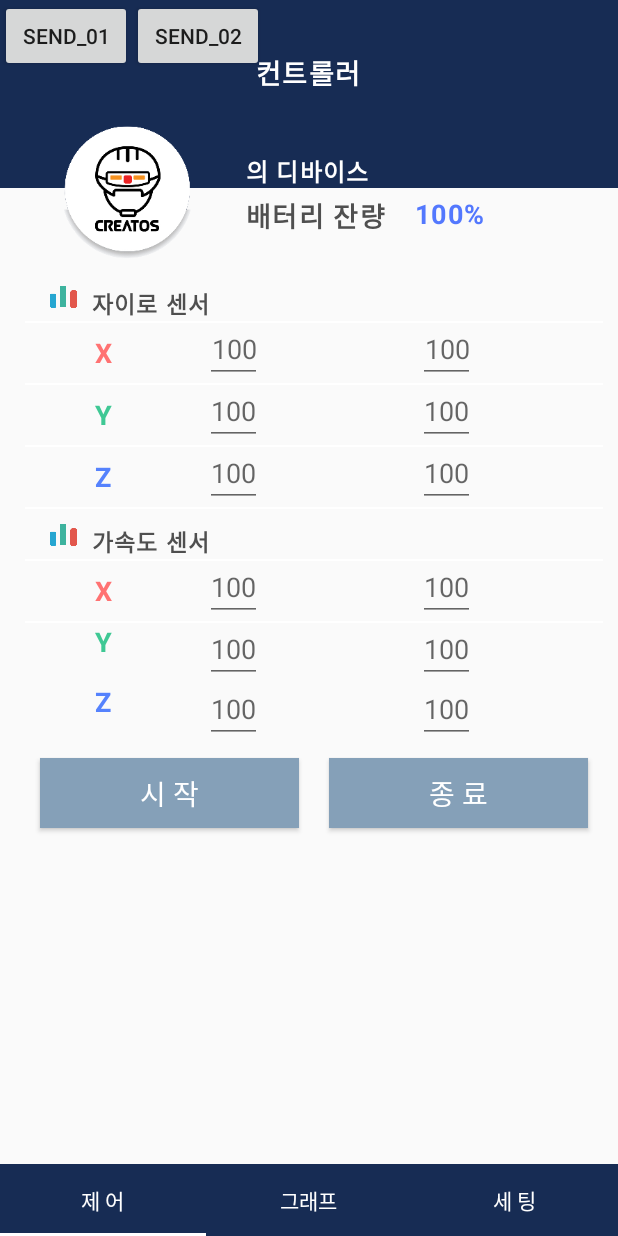
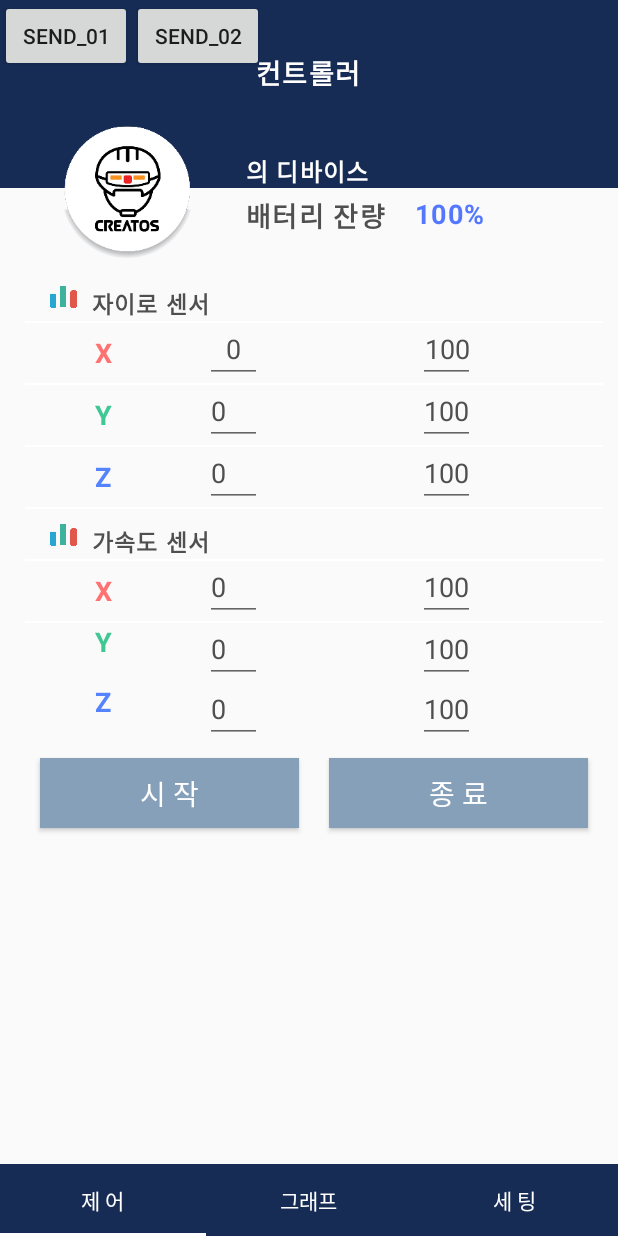
Before and after one commit to kminseop90/HelmetBluetooth, an Android app: the ControllerFragment screen opened directly, with no data from a screen before it, after a tap on "시 작", on a phone screen of 412 x 824 dp. Run offline under Robolectric (Android 15) with nearby library versions, the light colour scheme and no system bars; our stand-ins replace ButterKnife; 9 statements that could not run were skipped.

Commit message:
데이터 필터기능 추가

```diff
--- a/app/src/main/java/com/sample/helmetble/service/BluetoothLeService.java
+++ b/app/src/main/java/com/sample/helmetble/service/BluetoothLeService.java
@@ -15,6 +15,8 @@ import android.content.Intent;
 import android.os.Binder;
 import android.os.IBinder;
 import android.util.Log;
+
+import com.sample.helmetble.model.vo.VODataFilter;
 
 import java.io.File;
 import java.io.FileNotFoundException;
@@ -56,6 +58,7 @@ public class BluetoothLeService extends Service {
             UUID.fromString(SampleGattAttributes.HEART_RATE_MEASUREMENT);
 
     private FileOutputStream fos;
+    private VODataFilter filterData;
 
     public void startFileSave() {
         String dirPath = "sdcard";
@@ -69,6 +72,10 @@ public class BluetoothLeService extends Service {
         } catch (FileNotFoundException e) {
             e.printStackTrace();
         }
+   }
+
+   public void setFilterData(VODataFilter filterData) {
+       this.filterData = filterData;
    }
 
    public void finishFileSave() {
@@ -163,8 +170,10 @@ public class BluetoothLeService extends Service {
                 final StringBuilder stringBuilder = new StringBuilder(data.length);
                 for (byte byteChar : data)
                     stringBuilder.append(String.format("%02X ", byteChar));
-                intent.putExtra(EXTRA_DATA, new String(data) + "\n" + stringBuilder.toString());
-                gattDataSave(stringBuilder.toString());
+                if(!filterData.isFilter(stringBuilder.toString())) {
+                    intent.putExtra(EXTRA_DATA, new String(data) + "\n" + stringBuilder.toString());
+                    gattDataSave(stringBuilder.toString());
+                }
             }
         }
         sendBroadcast(intent);
--- a/app/src/main/java/com/sample/helmetble/view/activity/MainActivity.java
+++ b/app/src/main/java/com/sample/helmetble/view/activity/MainActivity.java
@@ -18,6 +18,7 @@ import android.widget.Toast;
 import com.sample.helmetble.R;
 import com.sample.helmetble.base.BaseActivity;
 import com.sample.helmetble.base.BaseFragment;
+import com.sample.helmetble.model.vo.VODataFilter;
 import com.sample.helmetble.service.BluetoothLeService;
 import com.sample.helmetble.service.SampleGattAttributes;
 import com.sample.helmetble.view.dialog.ConnectOKDialog;
@@ -49,6 +50,11 @@ public class MainActivity extends BaseActivity {
     private StringBuffer gattDataBuffer = new StringBuffer();
     private FragmentDataPath fragmentDataPath;
     private FragmentManager fm = getSupportFragmentManager();
+
+    ControllerFragment controllerFragment = new ControllerFragment();
+    GraphFragment graphFragment = new GraphFragment();
+    SettingFragment settingFragment = new SettingFragment();
+
 
     public interface FragmentDataPath {
         void onGattDataUpdate(String gattData);
@@ -93,14 +99,14 @@ public class MainActivity extends BaseActivity {
             BaseFragment currentFragment;
             switch (position) {
                 case 0:
-                    currentFragment = new ControllerFragment();
+                    currentFragment = controllerFragment;
                     break;
                 case 1:
-                    currentFragment = new GraphFragment();
+                    currentFragment = graphFragment;
                     break;
                 case 2:
                 default:
-                    currentFragment = new SettingFragment();
+                    currentFragment = settingFragment;
                     break;
             }
             Bundle b = new Bundle();
@@ -214,8 +220,9 @@ public class MainActivity extends BaseActivity {
         }
     };
 
-    public void send() {
+    public void send(VODataFilter filterData) {
         mBluetoothLeService.startFileSave();
+        mBluetoothLeService.setFilterData(filterData);
         if (mGattCharacteristics != null) {
             final BluetoothGattCharacteristic characteristic =
                     mGattCharacteristics.get(3).get(1);
--- a/app/src/main/java/com/sample/helmetble/view/fragment/ControllerFragment.java
+++ b/app/src/main/java/com/sample/helmetble/view/fragment/ControllerFragment.java
@@ -7,10 +7,12 @@ import android.text.TextUtils;
 import android.view.LayoutInflater;
 import android.view.View;
 import android.view.ViewGroup;
+import android.widget.EditText;
 import android.widget.TextView;
 
 import com.sample.helmetble.R;
 import com.sample.helmetble.base.BaseFragment;
+import com.sample.helmetble.model.vo.VODataFilter;
 import com.sample.helmetble.view.activity.MainActivity;
 
 import butterknife.BindView;
@@ -23,6 +25,33 @@ public class ControllerFragment extends BaseFragment implements MainActivity.Fra
     TextView textUserID;
     @BindView(R.id.text_battery_remain)
     TextView batteryView;
+    @BindView(R.id.input_gyroX_x)
+    EditText minGyroX;
+    @BindView(R.id.input_gyroX_y)
+    EditText maxGyroX;
+    @BindView(R.id.input_gyroY_x)
+    EditText minGyroY;
+    @BindView(R.id.input_gyroY_y)
+    EditText maxGyroY;
+    @BindView(R.id.input_gyroZ_x)
+    EditText minGyroZ;
+    @BindView(R.id.input_gyroZ_y)
+    EditText maxGyroZ;
+    @BindView(R.id.input_accelX_x)
+    EditText minAccelX;
+    @BindView(R.id.input_accelX_y)
+    EditText maxAccelX;
+    @BindView(R.id.input_accelY_x)
+    EditText minAccelY;
+    @BindView(R.id.input_accelY_y)
+    EditText maxAccelY;
+    @BindView(R.id.input_accelZ_x)
+    EditText minAccelZ;
+    @BindView(R.id.input_accelZ_y)
+    EditText maxAccelZ;
+
+
+    VODataFilter filterData = null;
 
     @Nullable
     @Override
@@ -45,8 +74,23 @@ public class ControllerFragment extends BaseFragment implements MainActivity.Fra
     @OnClick(R.id.btn_start)
     public void onStartClick(View v) {
         if(!((MainActivity)getContext()).isDataConnection()) {
+            int accelerationMaxX = Integer.parseInt(maxAccelX.getText().toString());
+            int accelerationMinX = Integer.parseInt(minAccelX.getText().toString());
+            int accelerationMaxY = Integer.parseInt(maxAccelY.getText().toString());
+            int accelerationMinY = Integer.parseInt(minAccelY.getText().toString());
+            int accelerationMaxZ = Integer.parseInt(maxAccelZ.getText().toString());
+            int accelerationMinZ = Integer.parseInt(minAccelZ.getText().toString());
+            int gyroMaxX = Integer.parseInt(maxGyroX.getText().toString());
+            int gyroMinX = Integer.parseInt(minGyroX.getText().toString());
+            int gyroMaxY = Integer.parseInt(maxGyroY.getText().toString());
+            int gyroMinY = Integer.parseInt(minGyroY.getText().toString());
+            int gyroMaxZ = Integer.parseInt(maxGyroZ.getText().toString());
+            int gyroMinZ = Integer.parseInt(minGyroZ.getText().toString());
+
+            filterData = new VODataFilter(accelerationMaxX, accelerationMinX, accelerationMaxY, accelerationMinY, accelerationMaxZ, accelerationMinZ,
+                    gyroMaxX, gyroMinX, gyroMaxY, gyroMinY, gyroMaxZ, gyroMinZ);
             ((MainActivity) getContext()).setDataConnection(true);
-            ((MainActivity) getContext()).send();
+            ((MainActivity) getContext()).send(filterData);
         }
     }
 
--- a/app/src/main/res/layout/fragment_controller.xml
+++ b/app/src/main/res/layout/fragment_controller.xml
@@ -155,6 +155,7 @@
                     android:textStyle="bold" />
 
                 <EditText
+                    android:text="0"
                     android:id="@+id/input_gyroX_x"
                     android:layout_width="wrap_content"
                     android:layout_height="match_parent"
@@ -169,6 +170,7 @@
 
 
                 <EditText
+                    android:text="100"
                     android:id="@+id/input_gyroX_y"
                     android:layout_width="wrap_content"
                     android:layout_height="match_parent"
@@ -224,6 +226,7 @@
                     android:textStyle="bold" />
 
                 <EditText
+                    android:text="0"
                     android:id="@+id/input_gyroY_x"
                     android:layout_width="wrap_content"
                     android:layout_height="match_parent"
@@ -239,6 +242,7 @@
 
 
                 <EditText
+                    android:text="100"
                     android:id="@+id/input_gyroY_y"
                     android:layout_width="wrap_content"
                     android:layout_height="match_parent"
@@ -294,6 +298,7 @@
                     android:textStyle="bold" />
 
                 <EditText
+                    android:text="0"
                     android:id="@+id/input_gyroZ_x"
                     android:layout_width="wrap_content"
                     android:layout_height="match_parent"
@@ -307,6 +312,7 @@
 
 
                 <EditText
+                    android:text="100"
                     android:id="@+id/input_gyroZ_y"
                     android:layout_width="wrap_content"
                     android:layout_height="match_parent"
@@ -418,6 +424,7 @@
                     android:textStyle="bold" />
 
                 <EditText
+                    android:text="0"
                     android:id="@+id/input_accelX_x"
                     android:layout_width="wrap_content"
                     android:layout_height="match_parent"
@@ -432,6 +439,7 @@
 
 
                 <EditText
+                    android:text="100"
                     android:id="@+id/input_accelX_y"
                     android:layout_width="wrap_content"
                     android:layout_height="match_parent"
@@ -485,6 +493,7 @@
                     android:textStyle="bold" />
 
                 <EditText
+                    android:text="0"
                     android:id="@+id/input_accelY_x"
                     android:layout_width="wrap_content"
                     android:layout_height="match_parent"
@@ -499,6 +508,7 @@
 
 
                 <EditText
+                    android:text="100"
                     android:id="@+id/input_accelY_y"
                     android:layout_width="wrap_content"
                     android:layout_height="match_parent"
@@ -531,6 +541,7 @@
                     android:textStyle="bold" />
 
                 <EditText
+                    android:text="0"
                     android:id="@+id/input_accelZ_x"
                     android:layout_width="wrap_content"
                     android:layout_height="match_parent"
@@ -545,6 +556,7 @@
 
 
                 <EditText
+                    android:text="100"
                     android:id="@+id/input_accelZ_y"
                     android:layout_width="wrap_content"
                     android:layout_height="match_parent"
```
